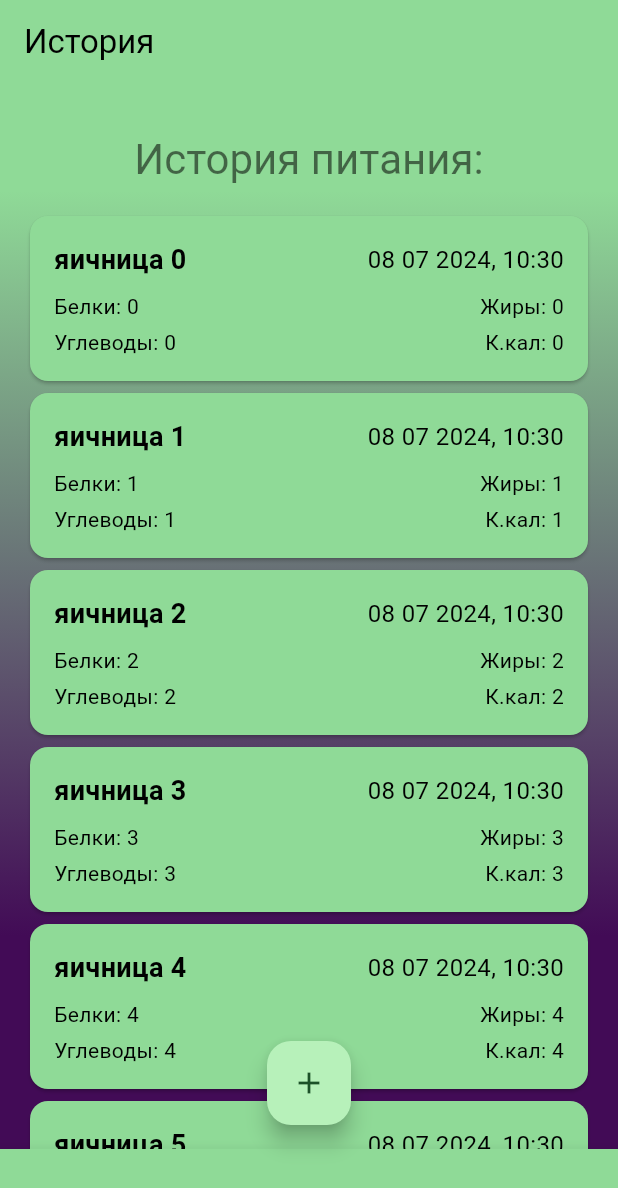
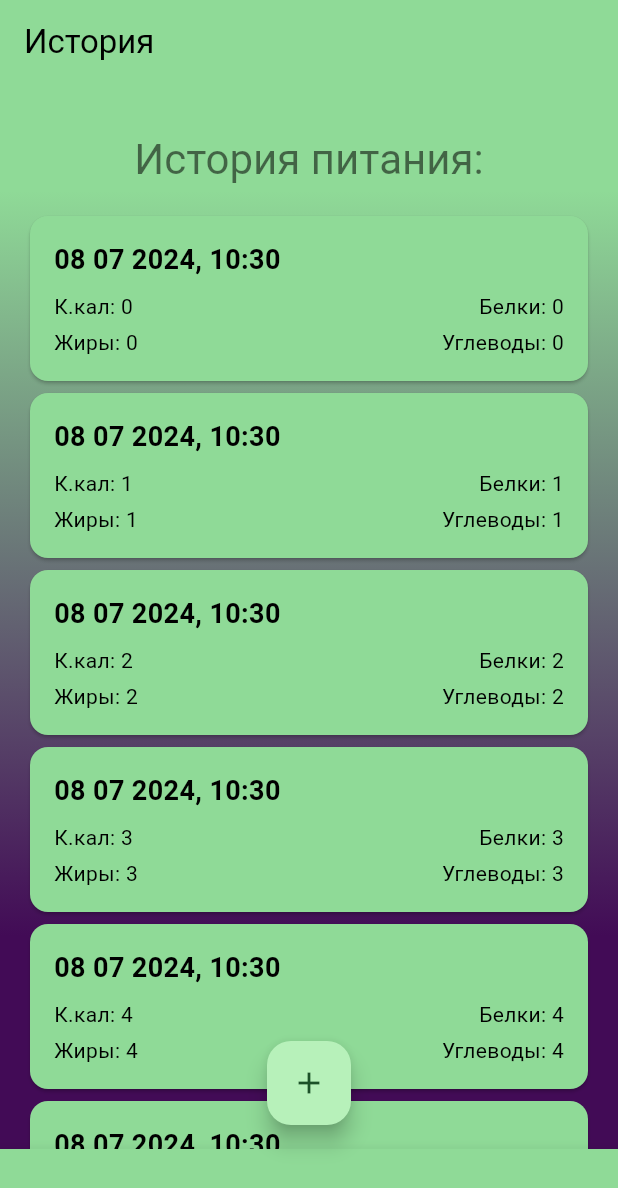
Before and after one commit to zigbug/zerocoder_gemini_food_diary, a Flutter app: the WorkPage screen opened directly, item 2 of the bottom bar chosen, on a phone screen of 412 x 824 dp. Shown: the top 1188 px of the screen. Run offline on Flutter 3.47's test engine with Material 3 defaults, Android fonts, the phone set to English and light mode, and no system bars.

Commit message:
история

```diff
--- a/lib/pages/work_page.dart
+++ b/lib/pages/work_page.dart
@@ -15,7 +15,7 @@ class _WorkPageState extends State<WorkPage> {
   final List<String> _bottomNavigationBarTitles = [
     'День',
     'История',
-    'Настройки',
+    'Цели',
     'Профиль',
   ];
 
@@ -64,7 +64,7 @@ class _WorkPageState extends State<WorkPage> {
           ),
           BottomNavigationBarItem(
             icon: Icon(Icons.settings),
-            label: 'Настройки',
+            label: 'Цели',
           ),
           BottomNavigationBarItem(
             icon: Icon(Icons.person),
--- a/lib/widgets/day_food_list.dart
+++ b/lib/widgets/day_food_list.dart
@@ -1,5 +1,5 @@
 import 'package:flutter/material.dart';
-import 'package:gemeni_food_diary/widgets/list_item.dart';
+import 'package:gemeni_food_diary/widgets/day_food_list_item.dart';
 import 'package:intl/intl.dart';
 
 class DayFoodfList extends StatelessWidget {
--- /dev/null
+++ b/lib/widgets/history_day_food_list_item.dart
@@ -0,0 +1,86 @@
+import 'package:flutter/material.dart';
+
+class HistoryDayFoodListItem extends StatelessWidget {
+  final String time;
+  final String protein;
+  final String fat;
+  final String carbs;
+  final String calories;
+
+  const HistoryDayFoodListItem({
+    super.key,
+    required this.time,
+    required this.protein,
+    required this.fat,
+    required this.carbs,
+    required this.calories,
+  });
+
+  @override
+  Widget build(BuildContext context) {
+    return Card(
+      color: Theme.of(context).colorScheme.secondary,
+      child: Padding(
+        padding: const EdgeInsets.all(16.0),
+        child: Column(
+          crossAxisAlignment: CrossAxisAlignment.start,
+          children: [
+            Row(
+              mainAxisAlignment: MainAxisAlignment.spaceBetween,
+              children: [
+                Text(
+                  time,
+                  style: const TextStyle(
+                    fontSize: 18,
+                    fontWeight: FontWeight.bold,
+                    color: Colors.black,
+                  ),
+                ),
+              ],
+            ),
+            const SizedBox(height: 8),
+            Row(
+              mainAxisAlignment: MainAxisAlignment.spaceBetween,
+              children: [
+                Text(
+                  'К.кал: $calories',
+                  style: const TextStyle(
+                    fontSize: 14,
+                    color: Colors.black,
+                  ),
+                ),
+                Text(
+                  'Белки: $protein',
+                  style: const TextStyle(
+                    fontSize: 14,
+                    color: Colors.black,
+                  ),
+                ),
+              ],
+            ),
+            const SizedBox(height: 4),
+            Row(
+              mainAxisAlignment: MainAxisAlignment.spaceBetween,
+              children: [
+                Text(
+                  'Жиры: $fat',
+                  style: const TextStyle(
+                    fontSize: 14,
+                    color: Colors.black,
+                  ),
+                ),
+                Text(
+                  'Углеводы: $carbs',
+                  style: const TextStyle(
+                    fontSize: 14,
+                    color: Colors.black,
+                  ),
+                ),
+              ],
+            ),
+          ],
+        ),
+      ),
+    );
+  }
+}
--- a/lib/widgets/history_food_list.dart
+++ b/lib/widgets/history_food_list.dart
@@ -1,6 +1,8 @@
 import 'package:flutter/material.dart';
-import 'package:gemeni_food_diary/widgets/list_item.dart';
+import 'package:gemeni_food_diary/widgets/day_food_list_item.dart';
 import 'package:intl/intl.dart';
+
+import 'history_day_food_list_item.dart';
 
 class HistoryFoodfList extends StatelessWidget {
   const HistoryFoodfList({
@@ -22,8 +24,7 @@ class HistoryFoodfList extends StatelessWidget {
           physics: const NeverScrollableScrollPhysics(),
           itemCount: 30, // Замените на фактическое количество задач
           itemBuilder: (context, index) {
-            return DayFoodListItem(
-                dishName: "яичница $index",
+            return HistoryDayFoodListItem(
                 time: DateFormat('dd MM yyyy, HH:mm')
                     .format(DateTime.now()), // Форматирование даты
                 protein: index.toString(),
```
Also changed, not shown: lib/widgets/day_food_list_item.dart (renamed from lib/widgets/list_item.dart), 6 other files.
